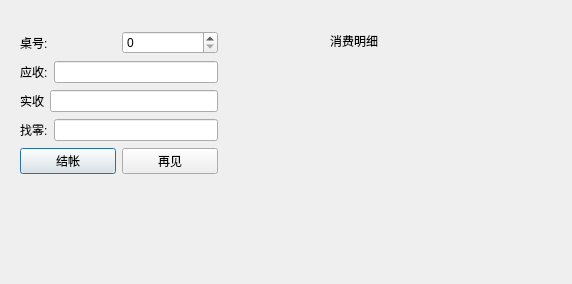
Before: the Qt Designer form check_outdialog.ui in mengxing2017/RMS, drawn with Qt 5.
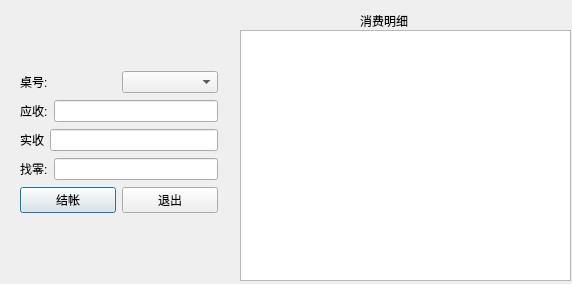
After: the same form once the commit is applied.

```diff
--- a/check_outdialog.ui
+++ b/check_outdialog.ui
@@ -16,8 +16,8 @@
   <widget class="QLabel" name="label_5">
    <property name="geometry">
     <rect>
-     <x>330</x>
-     <y>30</y>
+     <x>360</x>
+     <y>10</y>
      <width>81</width>
      <height>21</height>
     </rect>
@@ -26,11 +26,11 @@
     <string>消费明细</string>
    </property>
   </widget>
-  <widget class="QWidget" name="">
+  <widget class="QWidget" name="layoutWidget">
    <property name="geometry">
     <rect>
      <x>20</x>
-     <y>30</y>
+     <y>70</y>
      <width>198</width>
      <height>147</height>
     </rect>
@@ -46,7 +46,7 @@
        </widget>
       </item>
       <item>
-       <widget class="QSpinBox" name="spinBox"/>
+       <widget class="QComboBox" name="comboBox"/>
       </item>
      </layout>
     </item>
@@ -104,7 +104,7 @@
       <item>
        <widget class="QPushButton" name="pushButton_2">
         <property name="text">
-         <string>再见</string>
+         <string>退出</string>
         </property>
        </widget>
       </item>
@@ -112,6 +112,16 @@
     </item>
    </layout>
   </widget>
+  <widget class="QTableWidget" name="tableWidget">
+   <property name="geometry">
+    <rect>
+     <x>240</x>
+     <y>30</y>
+     <width>331</width>
+     <height>251</height>
+    </rect>
+   </property>
+  </widget>
  </widget>
  <resources/>
  <connections/>
```
Left out of the diff: 6 changed lines with no effect on the pictures.
